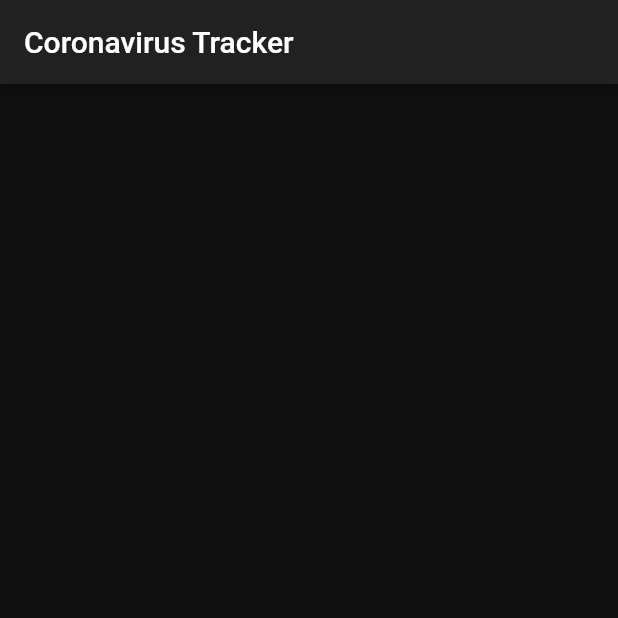
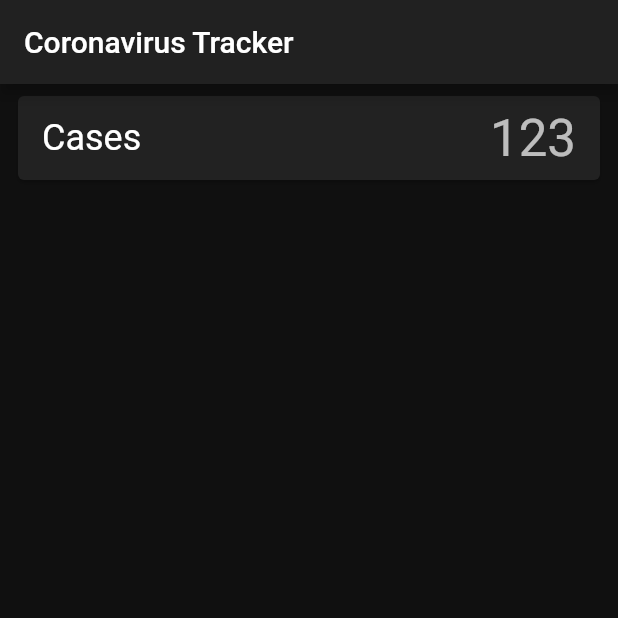
Before and after one commit to bizz84/coronavirus_rest_api_flutter_course, a Flutter app: the screen it shows after launch, on a phone screen of 412 x 824 dp, the top half of it. Run offline on Flutter 3.47's test engine with Material 2 defaults, Android fonts, the phone set to English and light mode, and no system bars.

Commit message:
Implement the EndpointCard

```diff
--- a/lib/app/ui/dashboard.dart
+++ b/lib/app/ui/dashboard.dart
@@ -1,3 +1,5 @@
+import 'package:coronavirus_rest_api_flutter_course/app/services/api.dart';
+import 'package:coronavirus_rest_api_flutter_course/app/ui/endpoint_card.dart';
 import 'package:flutter/material.dart';
 
 class Dashboard extends StatefulWidget {
@@ -13,7 +15,12 @@ class _DashboardState extends State<Dashboard> {
         title: Text('Coronavirus Tracker'),
       ),
       body: ListView(
-        children: <Widget>[],
+        children: <Widget>[
+          EndpointCard(
+            endpoint: Endpoint.cases,
+            value: 123,
+          ),
+        ],
       ),
     );
   }
--- a/lib/app/ui/endpoint_card.dart
+++ b/lib/app/ui/endpoint_card.dart
@@ -1,8 +1,33 @@
+import 'package:coronavirus_rest_api_flutter_course/app/services/api.dart';
 import 'package:flutter/material.dart';
 
 class EndpointCard extends StatelessWidget {
+  const EndpointCard({Key key, this.endpoint, this.value}) : super(key: key);
+  final Endpoint endpoint;
+  final int value;
+
   @override
   Widget build(BuildContext context) {
-    return Container();
+    return Padding(
+      padding: const EdgeInsets.symmetric(horizontal: 8.0, vertical: 4.0),
+      child: Card(
+        child: Padding(
+          padding: const EdgeInsets.symmetric(horizontal: 16.0, vertical: 8.0),
+          child: Row(
+            mainAxisAlignment: MainAxisAlignment.spaceBetween,
+            children: <Widget>[
+              Text(
+                'Cases',
+                style: Theme.of(context).textTheme.headline5,
+              ),
+              Text(
+                value != null ? value.toString() : '',
+                style: Theme.of(context).textTheme.headline4,
+              ),
+            ],
+          ),
+        ),
+      ),
+    );
   }
 }
```
